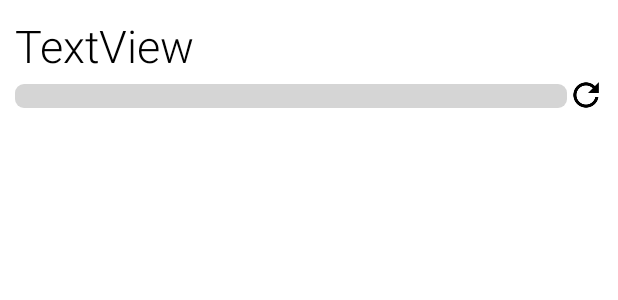
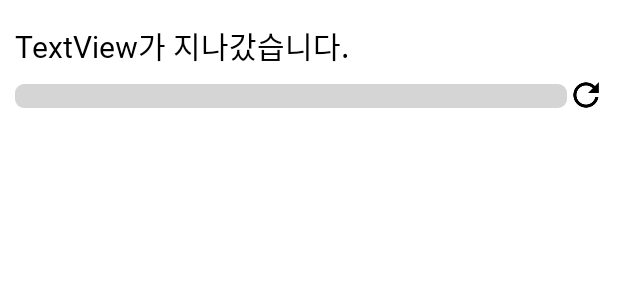
Before and after one commit to H-Zoon/LeftMyTime, an Android app: the layout app_widget.xml on its own in the app's theme, with its tools: preview values and no code run, on a phone screen of 412 x 824 dp. Shown: the top 300 px of the screen. Run offline under Robolectric (Android 15) with nearby library versions, the phone set to English and light mode, and no system bars.

Commit message:
사용자가 추가한 항목 위젯으로 설정기능 구현, 위젯 생성한 아이템이 삭제되는 경우에 대한 예외처리 구현

```diff
--- a/app/src/main/java/com/devidea/timeleft/CustomRecyclerView.java
+++ b/app/src/main/java/com/devidea/timeleft/CustomRecyclerView.java
@@ -62,6 +62,7 @@ public class CustomRecyclerView extends androidx.recyclerview.widget.RecyclerVie
             @Override
             public void onClick(View v) {
                 appDatabase.DatabaseDao().deleteItem(arrayList.get(position).getId());
+                appDatabase.DatabaseDao().delete_s(String.valueOf(arrayList.get(position).getId()));
                 MainActivity.refreshItem();
                 Log.d("deldte", String.valueOf(arrayList.get(position).getId()));
             }
--- a/app/src/main/java/com/devidea/timeleft/ItemGenerator.java
+++ b/app/src/main/java/com/devidea/timeleft/ItemGenerator.java
@@ -14,7 +14,7 @@ import static com.devidea.timeleft.MainActivity.appDatabase;
 
 public class ItemGenerator {
 
-    public void genDate(String summery, int end){
+    public void saveItem(String summery, int end){
         SimpleDateFormat transFormat = new SimpleDateFormat("yyyy-MM-dd");
 
         Date time = new Date();	 //현재 날짜
--- a/app/src/main/java/com/devidea/timeleft/MainActivity.java
+++ b/app/src/main/java/com/devidea/timeleft/MainActivity.java
@@ -32,6 +32,7 @@ public class MainActivity extends AppCompatActivity {
     public static final TimeInfoYear timeInfoYear = new TimeInfoYear();
     public static final TimeInfoMonth timeInfoMonth = new TimeInfoMonth();
     public static final TimeInfoTime timeInfoTime = new TimeInfoTime();
+    public static final ItemGenerator itemgenerator = new ItemGenerator();
 
     //뒤로가기 버튼 리스너에 쓰이는 변수
     private final long FINISH_INTERVAL_TIME = 2000;
--- a/app/src/main/java/com/devidea/timeleft/TimeInfoMonth.java
+++ b/app/src/main/java/com/devidea/timeleft/TimeInfoMonth.java
@@ -27,7 +27,7 @@ public class TimeInfoMonth implements TimeInfo{
 
         float MonthPercent = (float) month_day / lengthOfMon * 100;
 
-        adapterItem.setSummery(format_month.format(date)+"월이 벌써..");
+        adapterItem.setSummery(format_month.format(date)+"월의 ");
         adapterItem.setPercentString(String.format(Locale.getDefault(), "%.1f", MonthPercent));
 
         return adapterItem;
--- a/app/src/main/java/com/devidea/timeleft/TimeInfoTime.java
+++ b/app/src/main/java/com/devidea/timeleft/TimeInfoTime.java
@@ -20,7 +20,7 @@ public class TimeInfoTime implements TimeInfo{
 
         float TimePercent = ((((float) hour * 3600) + (min * 60) + sec) / 86400) * 100;
 
-        adapterItem.setSummery("오늘하루도 벌써.. ");
+        adapterItem.setSummery("오늘하루의 ");
         adapterItem.setPercentString(String.format(Locale.getDefault(), "%.1f", TimePercent));
 
         return adapterItem;
--- a/app/src/main/java/com/devidea/timeleft/TimeInfoYear.java
+++ b/app/src/main/java/com/devidea/timeleft/TimeInfoYear.java
@@ -24,7 +24,7 @@ public class TimeInfoYear implements TimeInfo{
         int day = Integer.parseInt(format_Day.format(date));
         float YearPercent = ((float) day / lengthOfYear) * 100;
 
-        adapterItem.setSummery(year+"년이 벌써..");
+        adapterItem.setSummery(year+"년의 ");
         adapterItem.setPercentString(String.format(Locale.getDefault(), "%.1f", YearPercent));
 
         return adapterItem;
--- a/app/src/main/res/layout/app_widget.xml
+++ b/app/src/main/res/layout/app_widget.xml
@@ -4,27 +4,40 @@
     android:layout_width="match_parent"
     android:layout_height="wrap_content"
     android:background="@drawable/line"
-    android:theme="@style/ThemeOverlay.MyApplication.AppWidgetContainer"
     android:orientation="vertical"
     android:padding="@dimen/widget_margin"
-    >
+    android:theme="@style/ThemeOverlay.MyApplication.AppWidgetContainer">
 
     <LinearLayout
         android:layout_width="match_parent"
         android:layout_height="match_parent"
         android:layout_marginStart="10dp"
-        android:layout_marginTop="10dp"
+        android:layout_marginTop="15dp"
         android:layout_marginEnd="10dp"
-        android:layout_marginBottom="10dp"
+        android:layout_marginBottom="15dp"
         android:orientation="vertical">
 
-        <TextView
-            android:id="@+id/percent_text"
+        <LinearLayout
             android:layout_width="match_parent"
-            android:layout_height="wrap_content"
-            android:textSize="30sp"
-            android:fontFamily="sans-serif-light"
-            android:text="TextView" />
+            android:layout_height="match_parent"
+            android:orientation="horizontal"
+            android:layout_marginBottom="5dp">
+
+            <TextView
+                android:id="@+id/percent_text"
+                android:layout_width="wrap_content"
+                android:layout_height="wrap_content"
+                android:text="TextView"
+                android:textSize="20sp" />
+
+            <TextView
+                android:id="@+id/text"
+                android:layout_width="wrap_content"
+                android:layout_height="wrap_content"
+                android:text="가 지나갔습니다."
+                android:textSize="20sp" />
+        </LinearLayout>
+
 
         <LinearLayout
             android:layout_width="match_parent"
@@ -44,11 +57,10 @@
 
             <Button
                 android:id="@+id/refrash"
+                style="@style/Style.Color.Button"
                 android:layout_width="25dp"
                 android:layout_height="25dp"
-                android:background="@drawable/baseline_refresh_black_36"
-                style="@style/Style.Color.Button"
-                />
+                android:background="@drawable/baseline_refresh_black_36" />
 
         </LinearLayout>
 
--- a/app/src/main/res/layout/item_recyclerview.xml
+++ b/app/src/main/res/layout/item_recyclerview.xml
@@ -43,7 +43,7 @@
                 android:layout_width="match_parent"
                 android:layout_height="wrap_content"
                 android:textSize="20dp"
-                android:text="  지나갔습니다." />
+                android:text=" 가 지나갔습니다." />
 
         </LinearLayout>
 
```
Also changed, not shown: app/src/main/java/com/devidea/timeleft/AppWidget.java (+44 -4 lines), app/src/main/java/com/devidea/timeleft/AppWidgetConfigure.java (+76 -10 lines), app/src/main/java/com/devidea/timeleft/CreateItemActivity.java (+4 -10 lines), app/src/main/java/com/devidea/timeleft/DatabaseDao.java (+6 -1 lines), app/src/main/res/layout/appwidget_configure.xml (+15 -7 lines).
